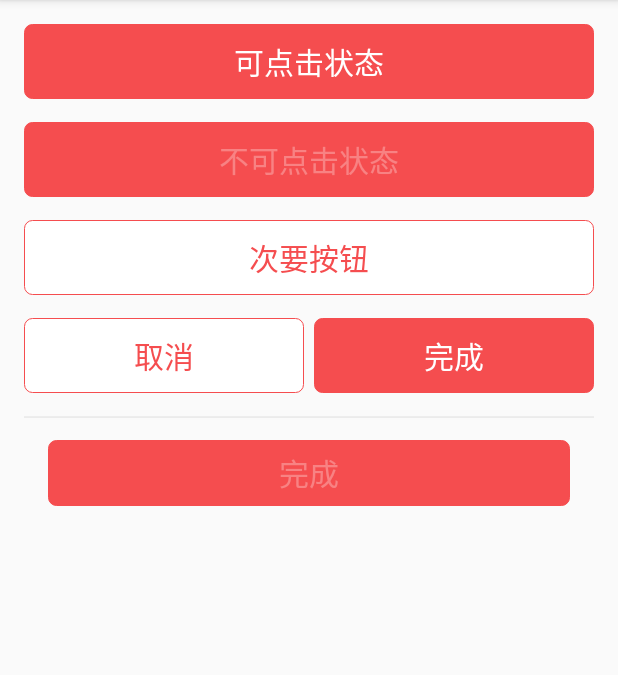
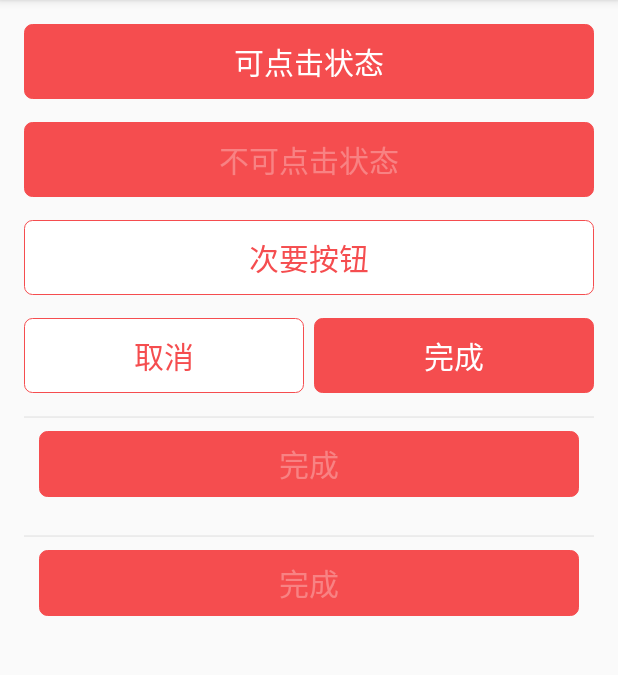
Before and after one commit to xinyujauchou/Kuaiqian-UIKit, an Android app: the KindsOfButtonActivity screen opened directly, with no data from a screen before it, on a phone screen of 412 x 824 dp, the part 84-759 px from its top. Run offline under Robolectric (Android 15) with nearby library versions, the phone set to English and light mode, and no system bars.

Commit message:
修改Dock按钮间距问题

```diff
--- a/app/src/main/java/uikitcom/chaowang/uikit/KindsOfButtonActivity.java
+++ b/app/src/main/java/uikitcom/chaowang/uikit/KindsOfButtonActivity.java
@@ -3,6 +3,8 @@ package uikitcom.chaowang.uikit;
 import android.support.v7.app.AppCompatActivity;
 import android.os.Bundle;
 import android.view.View;
+
+import uikitcom.chaowang.uikit.widget.DockButtonLayout;
 
 public class KindsOfButtonActivity extends AppCompatActivity implements View.OnClickListener{
 
@@ -20,6 +22,8 @@ public class KindsOfButtonActivity extends AppCompatActivity implements View.OnC
         findViewById(R.id.btn4).setOnClickListener(this);
         findViewById(R.id.btn5).setOnClickListener(this);
         findViewById(R.id.btn6).setOnClickListener(this);
+        findViewById(R.id.btn6).setOnClickListener(this);
+        ((DockButtonLayout)findViewById(R.id.btn6)).setEnabled(false);
     }
 
     @Override
--- a/app/src/main/java/uikitcom/chaowang/uikit/widget/DockButtonLayout.java
+++ b/app/src/main/java/uikitcom/chaowang/uikit/widget/DockButtonLayout.java
@@ -58,10 +58,10 @@ public class DockButtonLayout extends FrameLayout {
     }
 
     private void initPadding(){
-        mPaddingLeft = getResources().getDimensionPixelSize(R.dimen.dp_16);
+        mPaddingLeft = getResources().getDimensionPixelSize(R.dimen.dp_10);
         mPaddingRight = mPaddingLeft;
-        mPaddingTop = getResources().getDimensionPixelSize(R.dimen.dp_16);
-        mPaddingBottom = getResources().getDimensionPixelSize(R.dimen.dp_4);
+        mPaddingTop = getResources().getDimensionPixelSize(R.dimen.dp_10);
+        mPaddingBottom = getResources().getDimensionPixelSize(R.dimen.dp_10);
     }
 
     private void initPaint(){
--- a/app/src/main/res/layout/activity_kinds_of_button.xml
+++ b/app/src/main/res/layout/activity_kinds_of_button.xml
@@ -58,4 +58,10 @@
         android:layout_height="wrap_content"
         android:layout_marginTop="@dimen/dp_15" />
 
+    <uikitcom.chaowang.uikit.widget.DockButtonLayout
+        android:id="@+id/btn7"
+        android:layout_width="match_parent"
+        android:layout_height="wrap_content"
+        android:layout_marginTop="@dimen/dp_15" />
+
 </LinearLayout>
```
